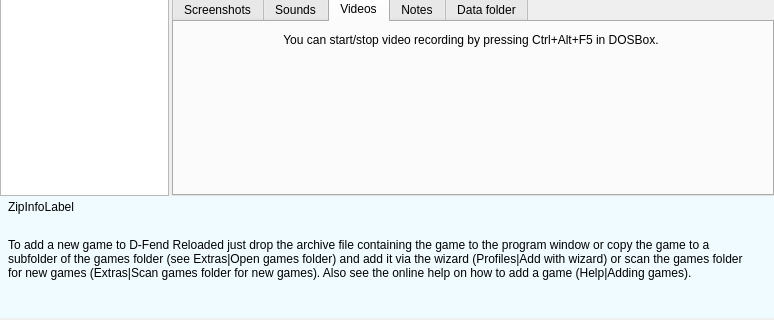
Eldricos/D-Fend-Reborn, file src/forms/MainUnit.ui: the form before one commit; both pictures show x 0 to 774 and y 719 to 1039 of the 774 by 1039 pixel window.
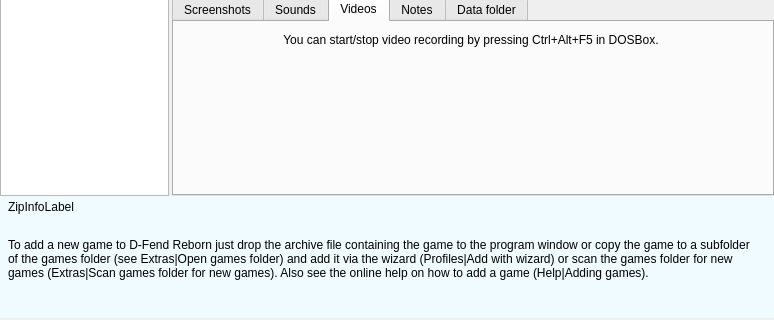
The form after the commit. Icons and pictures are not drawn. Custom widgets are drawn as their Qt base class.

Commit message: Rename to D-Fend Reborn, GitHub update check, Linux data folder, cleanups

Diff of the .ui file:
```diff
--- a/src/forms/MainUnit.ui
+++ b/src/forms/MainUnit.ui
@@ -239,7 +239,7 @@
         <widget class="QLabel" name="FirstRunInfoLabel">
           <property name="geometry"><rect><x>8</x><y>2</y><width>745</width><height>78</height></rect></property>
           <property name="vclAnchors" stdset="0"><string notr="true">akLeft,akTop,akRight,akBottom</string></property>
-          <property name="text"><string>To add a new game to D-Fend Reloaded just drop the archive file containing the game to the program window or copy the game to a subfolder of the games folder (see Extras|Open games folder) and add it via the wizard (Profiles|Add with wizard) or scan the games folder for new games (Extras|Scan games folder for new games). Also see the online help on how to add a game (Help|Adding games).</string></property>
+          <property name="text"><string>To add a new game to D-Fend Reborn just drop the archive file containing the game to the program window or copy the game to a subfolder of the games folder (see Extras|Open games folder) and add it via the wizard (Profiles|Add with wizard) or scan the games folder for new games (Extras|Scan games folder for new games). Also see the online help on how to add a game (Help|Adding games).</string></property>
           <property name="textFormat"><enum>Qt::PlainText</enum></property>
           <property name="wordWrap"><bool>true</bool></property>
           <property name="alignment"><set>Qt::AlignLeft|Qt::AlignTop</set></property>
```
Left out of the diff: 6 changed lines with no effect on the pictures. The commit also changes 83 other files.
